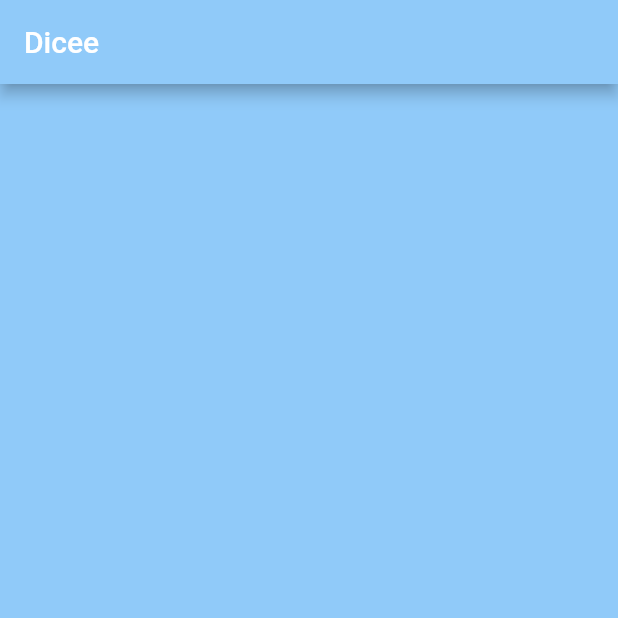
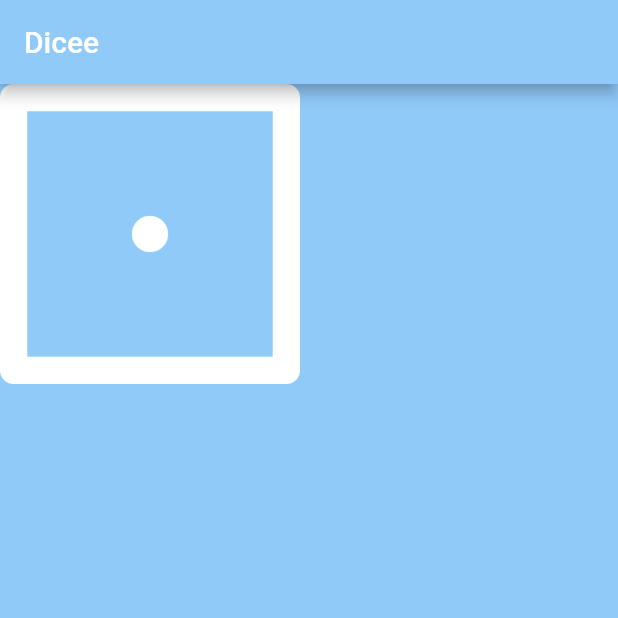
Before and after one commit to dbilly1/Ludo_dice, a Flutter app: the screen it shows after launch, on a phone screen of 412 x 824 dp, the top half of it. Run offline on Flutter 3.47's test engine with Material 2 defaults, Android fonts, the phone set to English and light mode, and no system bars.

```diff
--- a/lib/main.dart
+++ b/lib/main.dart
@@ -19,6 +19,13 @@ void main() {
 class DicePage extends StatelessWidget {
   @override
   Widget build(BuildContext context) {
-    return Container();
+    return Row(
+      children: [
+        Image(
+          width: 200.0,
+          image: AssetImage('images/dice1.png'),
+        ),
+      ],
+    );
   }
 }
```
Also changed, not shown: pubspec.yaml (+4 -33 lines).
